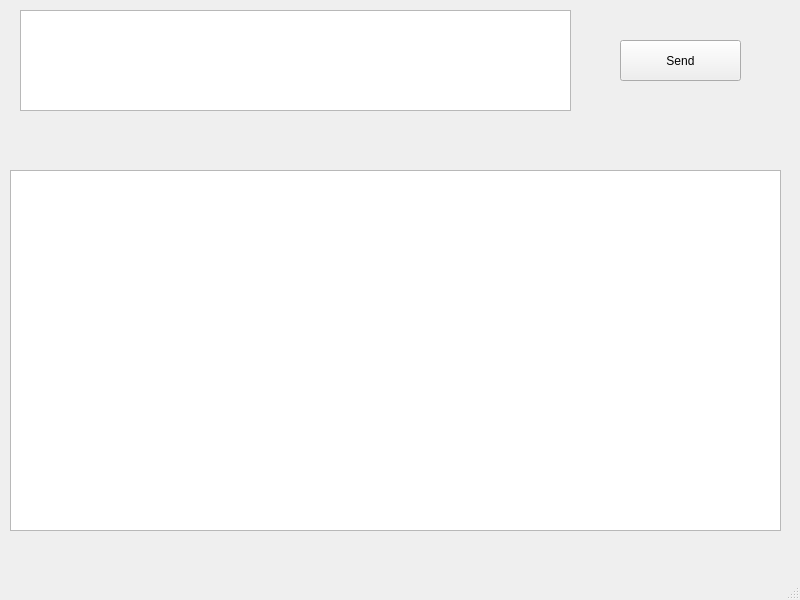
This is main.ui in pirenoid/hw_for_yandex as Qt 5 draws it before an edit. The edited form follows.
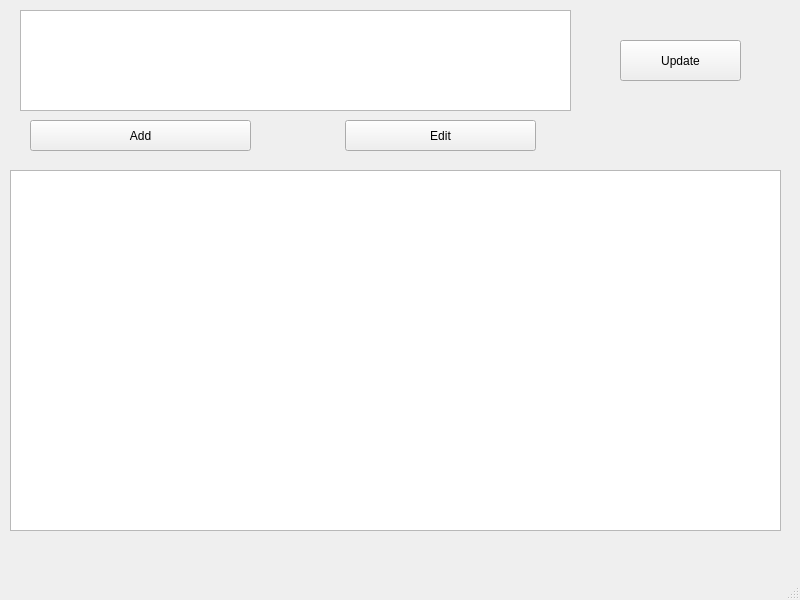
This is the edited form.

```diff
--- a/main.ui
+++ b/main.ui
@@ -24,7 +24,7 @@
      </rect>
     </property>
     <property name="text">
-     <string>Send</string>
+     <string>Update</string>
     </property>
    </widget>
    <widget class="QTextEdit" name="textEdit">
@@ -47,6 +47,32 @@
      </rect>
     </property>
    </widget>
+   <widget class="QPushButton" name="pushButton_add">
+    <property name="geometry">
+     <rect>
+      <x>30</x>
+      <y>120</y>
+      <width>221</width>
+      <height>31</height>
+     </rect>
+    </property>
+    <property name="text">
+     <string>Add</string>
+    </property>
+   </widget>
+   <widget class="QPushButton" name="pushButton_edit">
+    <property name="geometry">
+     <rect>
+      <x>345</x>
+      <y>120</y>
+      <width>191</width>
+      <height>31</height>
+     </rect>
+    </property>
+    <property name="text">
+     <string>Edit</string>
+    </property>
+   </widget>
   </widget>
   <widget class="QMenuBar" name="menubar">
    <property name="geometry">
```
